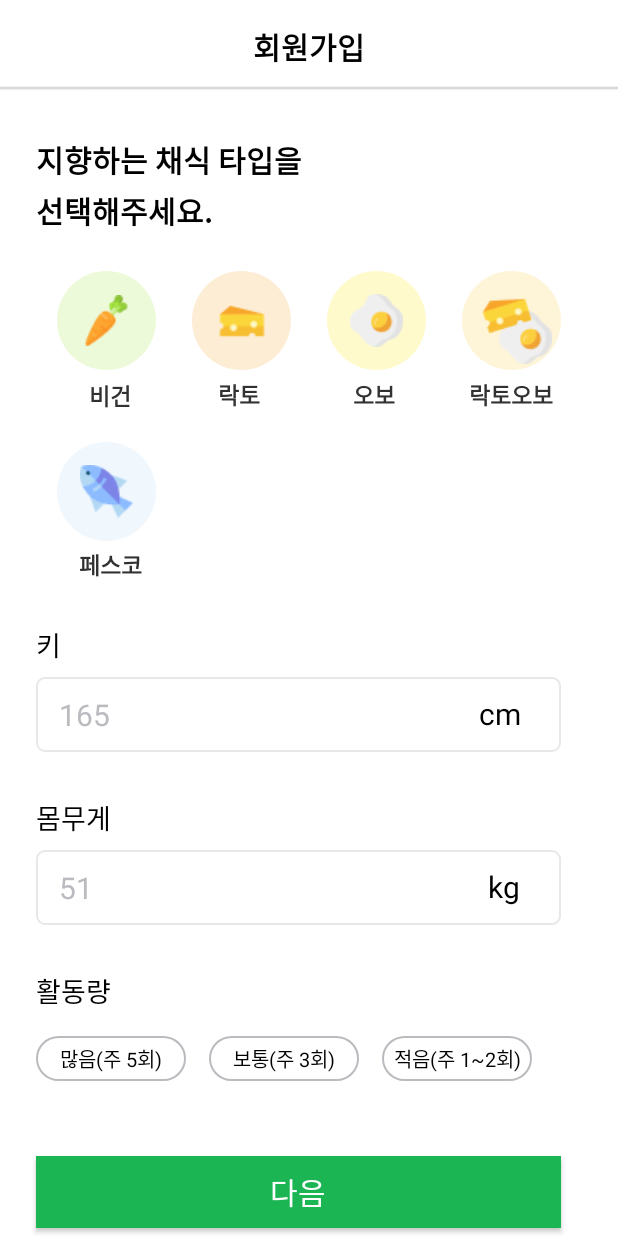
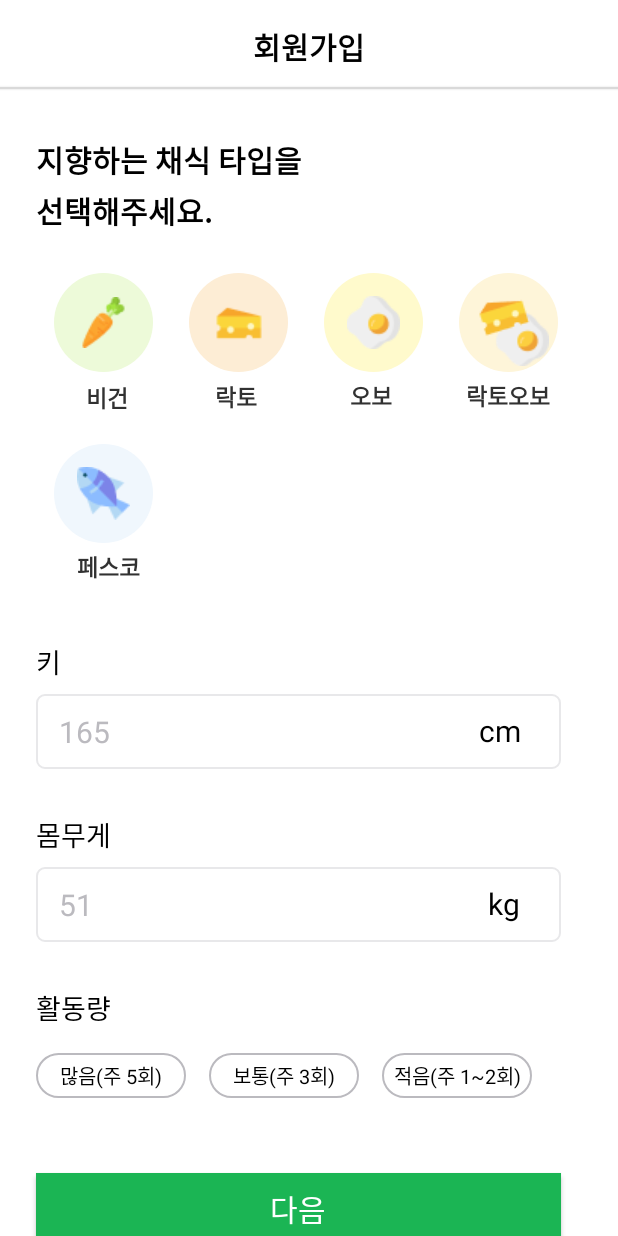
Before and after one commit to kimsw215/Vegan_Life, an Android app: the JoinStepTwoActivity screen opened directly, with no data from a screen before it, on a phone screen of 412 x 824 dp. Run offline under Robolectric (Android 15) with nearby library versions, the phone set to English and light mode, and no system bars.

```diff
--- a/app/src/main/java/kr/ac/kpu/ce2019152012/vegan_life/Login_Join/JoinStepTwoActivity.kt
+++ b/app/src/main/java/kr/ac/kpu/ce2019152012/vegan_life/Login_Join/JoinStepTwoActivity.kt
@@ -4,24 +4,82 @@ import android.content.Intent
 import androidx.appcompat.app.AppCompatActivity
 import android.os.Bundle
 import android.util.Log
+import android.widget.ImageButton
 import android.widget.Toast
 import kr.ac.kpu.ce2019152012.vegan_life.DataVo.JoinDataVo
+import kr.ac.kpu.ce2019152012.vegan_life.R
 import kr.ac.kpu.ce2019152012.vegan_life.databinding.ActivityJoinTwoBinding
 
 class JoinStepTwoActivity : AppCompatActivity() {
 
-    private lateinit var binding : ActivityJoinTwoBinding
+    private lateinit var binding: ActivityJoinTwoBinding
 
-    private var VeganType : Int = 0
-    private var ActivityType : Int = 0
+    var VeganType: Int = 0
+    var ActivityType: Int = 0
 
     override fun onCreate(savedInstanceState: Bundle?) {
         super.onCreate(savedInstanceState)
         binding = ActivityJoinTwoBinding.inflate(layoutInflater)
         setContentView(binding.root)
+
         val myData = intent?.getParcelableExtra<JoinDataVo>("Join")
-        val text = "JoinData{${myData?.profileImage}, ${myData?.nickname}, ${myData?.email}, ${myData?.password}}"
+        val text =
+            "JoinData{${myData?.profileImage}, ${myData?.nickname}, ${myData?.email}, ${myData?.password}}"
 
+/*        binding.VeganType.setOnClickListener {
+            when (it.id) {
+                R.id.vegan -> {
+                    binding.vegan.isSelected = binding.vegan.isSelected != true
+                    binding.lacto.isSelected = false
+                    binding.obo.isSelected = false
+                    binding.lactoObo.isSelected = false
+                    binding.fesco.isSelected = false
+
+                    VeganType = 1
+                }
+
+                R.id.lacto -> {
+                    binding.lacto.isSelected = binding.lacto.isSelected != true
+                    binding.vegan.isSelected = false
+                    binding.obo.isSelected = false
+                    binding.lactoObo.isSelected = false
+                    binding.fesco.isSelected = false
+
+                    VeganType = 2
+                }
+
+                R.id.obo -> {
+                    binding.obo.isSelected = binding.obo.isSelected != true
+                    binding.vegan.isSelected = false
+                    binding.lacto.isSelected = false
+                    binding.lactoObo.isSelected = false
+                    binding.fesco.isSelected = false
+
+                    VeganType = 3
+                }
+
+                R.id.lacto_obo -> {
+                    binding.lactoObo.isSelected = binding.lactoObo.isSelected != true
+                    binding.vegan.isSelected = false
+                    binding.lacto.isSelected = false
+                    binding.obo.isSelected = false
+                    binding.fesco.isSelected = false
+
+                    VeganType = 4
+                }
+
+                R.id.fesco -> {
+                    binding.fesco.isSelected = binding.fesco.isSelected != true
+                    binding.vegan.isSelected = false
+                    binding.lacto.isSelected = false
+                    binding.obo.isSelected = false
+                    binding.lactoObo.isSelected = false
+
+                    VeganType = 5
+                }
+                else -> VeganType = 0
+            }
+        }*/
 
         binding.vegan.setOnClickListener {
             binding.vegan.isSelected = binding.vegan.isSelected != true
@@ -30,7 +88,11 @@ class JoinStepTwoActivity : AppCompatActivity() {
             binding.lactoObo.isSelected = false
             binding.fesco.isSelected = false
 
+            if(binding.vegan.isSelected){
                 VeganType = 1
+            } else {
+                VeganType = 0
+            }
         }
         binding.lacto.setOnClickListener {
             binding.lacto.isSelected = binding.lacto.isSelected != true
@@ -39,7 +101,11 @@ class JoinStepTwoActivity : AppCompatActivity() {
             binding.lactoObo.isSelected = false
             binding.fesco.isSelected = false
 
+            if(binding.lacto.isSelected){
                 VeganType = 2
+            } else {
+                VeganType = 0
+            }
         }
         binding.obo.setOnClickListener {
             binding.obo.isSelected = binding.obo.isSelected != true
@@ -48,7 +114,11 @@ class JoinStepTwoActivity : AppCompatActivity() {
             binding.lactoObo.isSelected = false
             binding.fesco.isSelected = false
 
+            if(binding.obo.isSelected){
                 VeganType = 3
+            } else {
+                VeganType = 0
+            }
         }
         binding.lactoObo.setOnClickListener {
             binding.lactoObo.isSelected = binding.lactoObo.isSelected != true
@@ -57,7 +127,11 @@ class JoinStepTwoActivity : AppCompatActivity() {
             binding.obo.isSelected = false
             binding.fesco.isSelected = false
 
+            if(binding.lactoObo.isSelected){
                 VeganType = 4
+            } else {
+                VeganType = 0
+            }
         }
         binding.fesco.setOnClickListener {
             binding.fesco.isSelected = binding.fesco.isSelected != true
@@ -66,57 +140,87 @@ class JoinStepTwoActivity : AppCompatActivity() {
             binding.obo.isSelected = false
             binding.lactoObo.isSelected = false
 
+            if(binding.fesco.isSelected){
                 VeganType = 5
+            } else {
+                VeganType = 0
+            }
         }
 
-        binding.activeGroup.setOnClickListener {
-            when(it){
-                binding.activeHigh ->
-                {
+/*        binding.activeGroup.setOnClickListener {
+            when (it) {
+                binding.activeHigh -> {
                     binding.activeHigh.isSelected = binding.activeHigh.isSelected != true
                     binding.activeMiddle.isSelected = false
                     binding.activeLow.isSelected = false
 
                     ActivityType = 1
                 }
-                binding.activeMiddle ->
-                {
+                binding.activeMiddle -> {
                     binding.activeMiddle.isSelected = binding.activeMiddle.isSelected != true
                     binding.activeHigh.isSelected = false
                     binding.activeLow.isSelected = false
 
                     ActivityType = 2
                 }
-                binding.activeLow ->
-                {
+                binding.activeLow -> {
                     binding.activeLow.isSelected = binding.activeLow.isSelected != true
                     binding.activeHigh.isSelected = false
                     binding.activeMiddle.isSelected = false
 
                     ActivityType = 3
                 }
-                else -> {
-                    binding.activeHigh.isSelected = false
+                else -> ActivityType = 0
+            }
+        }*/
+
+        binding.activeHigh.setOnClickListener {
+            binding.activeHigh.isSelected = binding.activeHigh.isSelected != true
             binding.activeMiddle.isSelected = false
             binding.activeLow.isSelected = false
 
+            if(binding.activeHigh.isSelected){
+                ActivityType = 1
+            } else {
                 ActivityType = 0
             }
+        }
+        binding.activeMiddle.setOnClickListener {
+            binding.activeMiddle.isSelected = binding.activeMiddle.isSelected != true
+            binding.activeHigh.isSelected = false
+            binding.activeLow.isSelected = false
+
+            if(binding.activeMiddle.isSelected){
+                ActivityType = 2
+            } else {
+                ActivityType = 0
+            }
+        }
+
+        binding.activeLow.setOnClickListener {
+            binding.activeLow.isSelected = binding.activeLow.isSelected != true
+            binding.activeHigh.isSelected = false
+            binding.activeMiddle.isSelected = false
+
+            if(binding.activeLow.isSelected){
+                ActivityType = 3
+            } else {
+                ActivityType = 0
             }
         }
 
         binding.nextBtn.setOnClickListener {
-            if(VeganType == 0 || ActivityType == 0){
-                Toast.makeText(this,"필수정보가 미기입되어있습니다.",Toast.LENGTH_SHORT).show()
-            }
-            else {
-                Log.d("Tag",text)
-                Log.d("Tag","비건 타입: ${VeganType}, 활동량 타입: ${ActivityType}" +
-                        "키:${binding.joinHeight.text.toString().trim()}, 몸무게: ${binding.joinWeight.text.toString().trim()}")
-            }
-
-        }
-
-
+            if (VeganType == 0 && ActivityType == 0) {
+                Toast.makeText(this, "필수정보가 미기입되어있습니다.", Toast.LENGTH_SHORT).show()
+            } else {
+                Log.d(
+                    "Tag", "OneActivity에서 넘어온 정보: " + text +
+                            "비건 타입: ${VeganType}, 활동량 타입: ${ActivityType}" +
+                            "키:${
+                                binding.joinHeight.text.toString().trim()
+                            }, 몸무게: ${binding.joinWeight.text.toString().trim()}"
+                )
             }
         }
+    }
+}
--- a/app/src/main/java/kr/ac/kpu/ce2019152012/vegan_life/Login_Join/LoginActivity.kt
+++ b/app/src/main/java/kr/ac/kpu/ce2019152012/vegan_life/Login_Join/LoginActivity.kt
@@ -19,7 +19,7 @@ class LoginActivity : AppCompatActivity() {
         setContentView(binding.root)
 
         binding.joinBtn.setOnClickListener {
-            val intent = Intent(this,JoinStepOneActivity::class.java)
+            val intent = Intent(this,JoinStepTwoActivity::class.java)
             startActivity(intent)
         }
 
--- a/app/src/main/res/drawable-v24/fesco_circle_button_background_stroke.xml
+++ b/app/src/main/res/drawable-v24/fesco_circle_button_background_stroke.xml
@@ -11,8 +11,8 @@
     <item android:state_selected="true">
         <shape android:shape="oval">
             <solid android:color="@color/fesco" />
-            <size android:width="80dp" android:height="80dp"/>
-            <stroke android:width="1dp" android:color="@color/fesco_strok" />
+            <size android:width="66dp" android:height="66dp"/>
+            <stroke android:width="3dp" android:color="@color/fesco_strok" />
         </shape>
 
     </item>
--- a/app/src/main/res/drawable-v24/join_active_background_stroke.xml
+++ b/app/src/main/res/drawable-v24/join_active_background_stroke.xml
@@ -11,9 +11,9 @@
 
     <item android:state_selected="true">
         <shape>
-            <size android:height="25dp" android:width="100dp"/>
+            <size android:height="30dp" android:width="100dp"/>
             <corners android:radius="30dp"/>
-            <stroke android:width="2dp" android:color="@color/primaycolor"/>
+            <stroke android:width="3dp" android:color="@color/primaycolor"/>
         </shape>
 
     </item>
--- a/app/src/main/res/drawable-v24/lacto_circle_button_background_stroke.xml
+++ b/app/src/main/res/drawable-v24/lacto_circle_button_background_stroke.xml
@@ -11,8 +11,8 @@
     <item android:state_selected="true">
         <shape android:shape="oval">
             <solid android:color="@color/lacto" />
-            <size android:width="80dp" android:height="80dp"/>
-            <stroke android:width="1dp" android:color="@color/lacto_stroke" />
+            <size android:width="66dp" android:height="66dp"/>
+            <stroke android:width="3dp" android:color="@color/lacto_stroke" />
         </shape>
 
     </item>
--- a/app/src/main/res/drawable-v24/lactoobo_circle_button_background_stroke.xml
+++ b/app/src/main/res/drawable-v24/lactoobo_circle_button_background_stroke.xml
@@ -11,8 +11,8 @@
     <item android:state_selected="true">
         <shape android:shape="oval">
             <solid android:color="@color/lactoobo" />
-            <size android:width="80dp" android:height="80dp"/>
-            <stroke android:width="1dp" android:color="@color/lactoobo_strok" />
+            <size android:width="66dp" android:height="66dp"/>
+            <stroke android:width="3dp" android:color="@color/lactoobo_strok" />
         </shape>
 
     </item>
--- a/app/src/main/res/drawable-v24/obo_circle_button_background_stroke.xml
+++ b/app/src/main/res/drawable-v24/obo_circle_button_background_stroke.xml
@@ -11,8 +11,8 @@
     <item android:state_selected="true">
         <shape android:shape="oval">
             <solid android:color="@color/obo" />
-            <size android:width="80dp" android:height="80dp"/>
-            <stroke android:width="1dp" android:color="@color/obo_strok" />
+            <size android:width="66dp" android:height="66dp"/>
+            <stroke android:width="3dp" android:color="@color/obo_strok" />
         </shape>
 
     </item>
--- a/app/src/main/res/drawable-v24/vagan_circle_button_background_stroke.xml
+++ b/app/src/main/res/drawable-v24/vagan_circle_button_background_stroke.xml
@@ -11,8 +11,8 @@
     <item android:state_selected="true">
         <shape android:shape="oval">
             <solid android:color="@color/vegan" />
-            <size android:width="80dp" android:height="80dp"/>
-            <stroke android:width="1dp" android:color="@color/vegan_strok" />
+            <size android:width="66dp" android:height="66dp"/>
+            <stroke android:width="3dp" android:color="@color/vegan_strok" />
         </shape>
 
     </item>
--- a/app/src/main/res/layout/activity_join_two.xml
+++ b/app/src/main/res/layout/activity_join_two.xml
@@ -6,7 +6,6 @@
     android:layout_width="match_parent"
     android:layout_height="match_parent"
     tools:context=".Login_Join.JoinStepTwoActivity">
-
 
     <ScrollView
         android:layout_width="match_parent"
@@ -79,7 +78,7 @@
 
             <androidx.constraintlayout.widget.ConstraintLayout
                 android:id="@+id/VeganType"
-                android:layout_width="wrap_content"
+                android:layout_width="360dp"
                 android:layout_height="wrap_content"
                 android:layout_marginTop="15dp"
                 app:layout_constraintStart_toStartOf="parent"
@@ -92,6 +91,7 @@
                     android:layout_height="wrap_content"
                     android:background="@drawable/vagan_circle_button_background_stroke"
                     android:src="@drawable/carrot"
+                    android:layout_marginLeft="10dp"
                     app:layout_constraintBottom_toBottomOf="parent"
                     app:layout_constraintEnd_toEndOf="parent"
                     app:layout_constraintHorizontal_bias="0.0"
@@ -214,6 +214,7 @@
                     android:textStyle="bold"
                     android:textColor="@color/join_four_text_color"
                     android:textSize="15dp"
+                    android:layout_marginBottom="10dp"
                     app:layout_constraintBottom_toBottomOf="parent"
                     app:layout_constraintEnd_toEndOf="@+id/textView"
                     app:layout_constraintHorizontal_bias="0.461"
@@ -222,8 +223,6 @@
                     app:layout_constraintVertical_bias="0.037" />
 
             </androidx.constraintlayout.widget.ConstraintLayout>
-
-
 
             <TextView
                 android:id="@+id/txt_height"
@@ -344,7 +343,7 @@
                     android:gravity="center"
                     android:background="@drawable/join_active_background_stroke"
                     android:textColor="@color/black"
-                    android:textSize="13dp" />
+                    android:textSize="13dp"/>
 
                 <TextView
                     android:id="@+id/active_middle"
@@ -355,7 +354,7 @@
                     android:gravity="center"
                     android:background="@drawable/join_active_background_stroke"
                     android:textColor="@color/black"
-                    android:textSize="13dp" />
+                    android:textSize="13dp"/>
 
                 <TextView
                     android:id="@+id/active_low"
@@ -366,7 +365,7 @@
                     android:gravity="center"
                     android:background="@drawable/join_active_background_stroke"
                     android:textColor="@color/black"
-                    android:textSize="13dp" />
+                    android:textSize="13dp"/>
 
             </LinearLayout>
 
@@ -380,6 +379,7 @@
                 android:text="다음"
                 android:textColor="@color/white"
                 android:textSize="20dp"
+                android:clickable="true"
                 app:layout_constraintBottom_toBottomOf="parent"
                 app:layout_constraintEnd_toEndOf="@+id/active_group"
                 app:layout_constraintHorizontal_bias="0.0"
```
Lines whose indentation alone changed are shown as unchanged.
